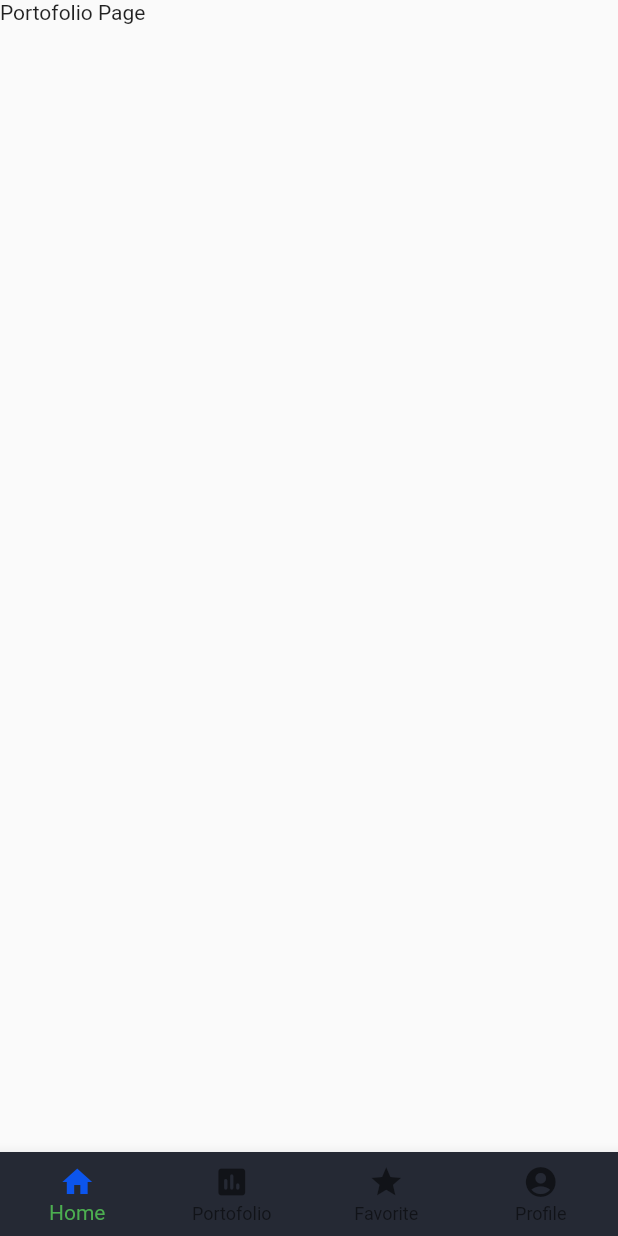
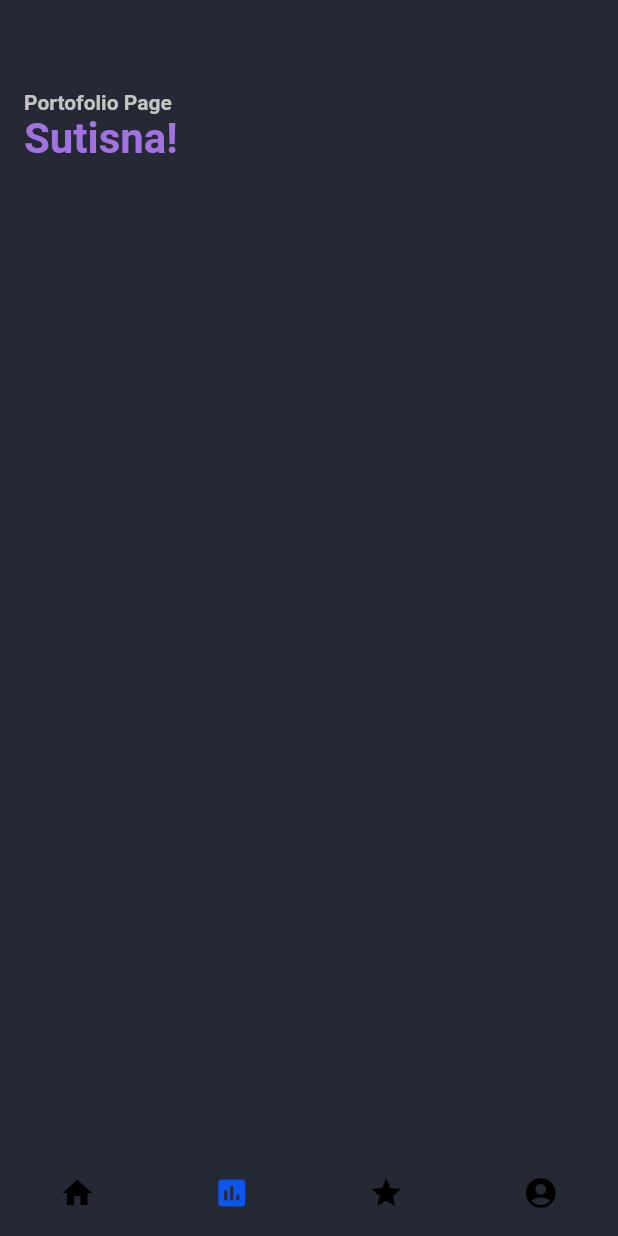
Before and after one commit to RenaldoLouis/flutter_invest_app, a Flutter app: the screen it shows after launch, item 2 of the bottom bar chosen, on a phone screen of 412 x 824 dp. Run offline on Flutter 3.47's test engine with Material 2 defaults, Android fonts, the light colour scheme and no system bars; our stand-ins replace carousel_slider.

Commit message:
add protofolio base page

```diff
--- a/lib/app/favorite_page.dart
+++ b/lib/app/favorite_page.dart
@@ -33,7 +33,7 @@ class _favoritePageState extends State<favoritePage> {
                     crossAxisAlignment: CrossAxisAlignment.start,
                     children: <Widget>[
                       Text(
-                        "Portofolio Page",
+                        "Favorite Page",
                         style: TextStyle(
                           fontWeight: FontWeight.bold,
                           color: Color(0xFFC4C4C4),
--- a/lib/app/main_page.dart
+++ b/lib/app/main_page.dart
@@ -13,8 +13,11 @@ class mainPage extends StatefulWidget {
 
 class _mainPageState extends State<mainPage> {
   int _selectedIndex = 0;
+  final navbarButtonColor = Color(0xFF0C55ED);
+  final navbarButtonColorDefault = Colors.black;
 
   List<GlobalKey<NavigatorState>> _navigatorKeys = [
+    GlobalKey<NavigatorState>(),
     GlobalKey<NavigatorState>(),
     GlobalKey<NavigatorState>(),
     GlobalKey<NavigatorState>()
@@ -34,30 +37,47 @@ class _mainPageState extends State<mainPage> {
       bottomNavigationBar: BottomNavigationBar(
         backgroundColor: Color(0xFF252934),
         // fixedColor: Colors.red,
-        showSelectedLabels: true,
-        showUnselectedLabels: true,
+        showSelectedLabels: false,
+        showUnselectedLabels: false,
         landscapeLayout: BottomNavigationBarLandscapeLayout.linear,
         type: BottomNavigationBarType.fixed,
-        items: const <BottomNavigationBarItem>[
+        items: <BottomNavigationBarItem>[
           BottomNavigationBarItem(
             icon: Icon(
               Icons.home,
-              color: Color(0xFF0C55ED),
+              color: _selectedIndex == 0
+                  ? navbarButtonColor
+                  : navbarButtonColorDefault,
             ),
             label: 'Home',
           ),
           BottomNavigationBarItem(
-            icon: Icon(Icons.assessment_rounded),
+            icon: Icon(
+              Icons.assessment_rounded,
+              color: _selectedIndex == 1
+                  ? navbarButtonColor
+                  : navbarButtonColorDefault,
+            ),
             label: 'Portofolio',
             // backgroundColor: Colors.red,
           ),
           BottomNavigationBarItem(
-            icon: Icon(Icons.star),
+            icon: Icon(
+              Icons.star,
+              color: _selectedIndex == 2
+                  ? navbarButtonColor
+                  : navbarButtonColorDefault,
+            ),
             label: 'Favorite',
             // backgroundColor: Colors.red,
           ),
           BottomNavigationBarItem(
-            icon: Icon(Icons.account_circle_rounded),
+            icon: Icon(
+              Icons.account_circle_rounded,
+              color: _selectedIndex == 3
+                  ? navbarButtonColor
+                  : navbarButtonColorDefault,
+            ),
             label: "Profile",
             //  backgroundColor: Colors.red,
           ),
@@ -73,6 +93,7 @@ class _mainPageState extends State<mainPage> {
           _buildOffstageNavigator(0),
           _buildOffstageNavigator(1),
           _buildOffstageNavigator(2),
+          _buildOffstageNavigator(3),
         ],
       ),
     );
@@ -89,10 +110,10 @@ class _mainPageState extends State<mainPage> {
           SigninPage(),
           Portofolio(),
           favoritePage(),
+          profilePage(),
           // CalendarPage(
           //   onNext: _next,
           // ),
-          profilePage(),
         ].elementAt(index);
       },
     };
--- a/lib/app/portofolio.dart
+++ b/lib/app/portofolio.dart
@@ -23,6 +23,45 @@ class _portofolioContent extends StatelessWidget {
 
   @override
   Widget build(BuildContext context) {
-    return Text("Portofolio Page");
+    return Container(
+      color: Color(0xFF252934),
+      child: Column(
+        children: <Widget>[
+          Container(
+            padding: EdgeInsets.only(left: 16, right: 16, top: 35),
+            child: Row(
+              children: <Widget>[
+                Container(
+                  margin: EdgeInsets.only(top: 25.0),
+                  child: Column(
+                    crossAxisAlignment: CrossAxisAlignment.start,
+                    children: <Widget>[
+                      Text(
+                        "Portofolio Page",
+                        style: TextStyle(
+                          fontWeight: FontWeight.bold,
+                          color: Color(0xFFC4C4C4),
+                          fontSize: 14,
+                        ),
+                      ),
+                      Align(
+                        child: Text(
+                          "Sutisna!",
+                          style: TextStyle(
+                            fontWeight: FontWeight.bold,
+                            color: Color(0xFFA273E0),
+                            fontSize: 28,
+                          ),
+                        ),
+                      ),
+                    ],
+                  ),
+                ),
+              ],
+            ),
+          )
+        ],
+      ),
+    );
   }
 }
--- a/lib/app/profile_page.dart
+++ b/lib/app/profile_page.dart
@@ -11,7 +11,18 @@ class _profilePageState extends State<profilePage> {
   @override
   Widget build(BuildContext context) {
     return Container(
-      child: Text("Profile page"),
+      child: _profileContent(),
     );
   }
 }
+
+class _profileContent extends StatelessWidget {
+  // const _profileContent({
+  //   Key key,
+  // }) : super(key: key);
+
+  @override
+  Widget build(BuildContext context) {
+    return Text("Profile page");
+  }
+}
```
